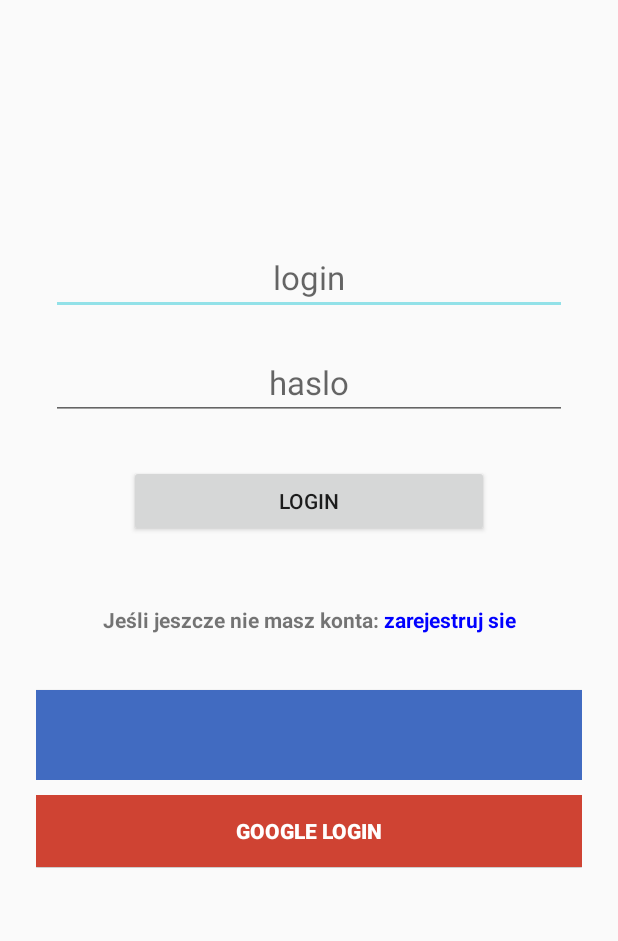
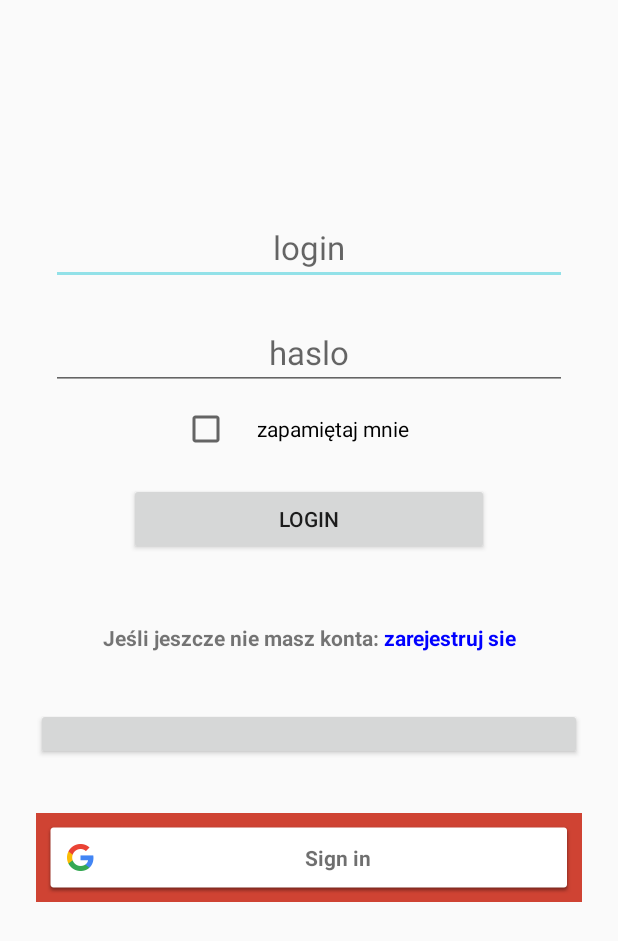
Before and after one commit to iceferal/project-android, an Android app: the LoginActivity screen opened directly, with no data from a screen before it, on a phone screen of 412 x 824 dp. Shown: the top 941 px of the screen. Run offline under Robolectric (Android 15) with nearby library versions, the phone set to English and light mode, and no system bars; libraries missing offline, so code that uses them is left out: com.facebook, com.facebook.login; plain views replace LoginButton; 8 statements that could not run were skipped.

Commit message:
fb i google login

```diff
--- a/app/build.gradle
+++ b/app/build.gradle
@@ -44,5 +44,5 @@ dependencies {
     implementation 'com.facebook.android:facebook-android-sdk:[5,6)'
     implementation 'com.facebook.android:facebook-login:4.42.0'
     implementation 'com.google.android.material:material:1.1.0'
-
+    implementation 'com.google.android.gms:play-services-auth:18.0.0'
 }
--- a/app/src/main/java/com/iceferal/project/HomeActivity.java
+++ b/app/src/main/java/com/iceferal/project/HomeActivity.java
@@ -112,6 +112,7 @@ public class HomeActivity extends AppCompatActivity implements NavigationView.On
             case R.id.logout:
                 Toast.makeText(this, "Wylogowano!", Toast.LENGTH_SHORT).show();
                 userLogout();
+                finish();
                 return true;
         }
         drawer.closeDrawer(GravityCompat.START);
@@ -166,7 +167,7 @@ public class HomeActivity extends AppCompatActivity implements NavigationView.On
     }
 
     public void userLogout() {
-//        pConfig.wrireLoginStatus(false);
-        startActivity(new Intent(this, LoginActivity.class));
+        Intent intent = new Intent(HomeActivity.this, LoginActivity.class);
+        startActivity(intent);
         finish();    }
 }
--- a/app/src/main/java/com/iceferal/project/LoginActivity.java
+++ b/app/src/main/java/com/iceferal/project/LoginActivity.java
@@ -4,6 +4,7 @@ import androidx.annotation.NonNull;
 import androidx.annotation.Nullable;
 import androidx.appcompat.app.AppCompatActivity;
 
+import android.annotation.SuppressLint;
 import android.content.Intent;
 import android.content.pm.PackageInfo;
 import android.content.pm.PackageManager;
@@ -38,6 +39,15 @@ import com.facebook.HttpMethod;
 import com.facebook.login.LoginManager;
 import com.facebook.login.LoginResult;
 import com.facebook.login.widget.LoginButton;
+import com.google.android.gms.auth.api.signin.GoogleSignIn;
+import com.google.android.gms.auth.api.signin.GoogleSignInAccount;
+import com.google.android.gms.auth.api.signin.GoogleSignInClient;
+import com.google.android.gms.auth.api.signin.GoogleSignInOptions;
+import com.google.android.gms.common.ConnectionResult;
+import com.google.android.gms.common.SignInButton;
+import com.google.android.gms.common.api.ApiException;
+import com.google.android.gms.common.api.GoogleApiClient;
+import com.google.android.gms.tasks.Task;
 import com.iceferal.project.POJO.UserService;
 
 import org.json.JSONException;
@@ -52,19 +62,27 @@ import retrofit2.Call;
 import retrofit2.Callback;
 import retrofit2.Response;
 
-public class LoginActivity extends AppCompatActivity {
+public class LoginActivity extends AppCompatActivity implements GoogleApiClient.OnConnectionFailedListener{
 
     private LoginButton fbButton;
     private EditText login, password;
-    private String email = "email";
     private CallbackManager callbackManager;
     private LoginManager loginManager;
+    private SignInButton googleSignInButton;
+    private GoogleSignInClient googleSignInClient;
+    private static final int RC_SIGN_IN = 0;
     UserService userService = UserService.retrofit.create(UserService.class);
 
     @Override
     protected void onActivityResult(int requestCode, int resultCode, Intent data) {
         super.onActivityResult(requestCode, resultCode, data);
-        callbackManager.onActivityResult(requestCode, resultCode, data);     }
+        callbackManager.onActivityResult(requestCode, resultCode, data);
+
+        if (requestCode == RC_SIGN_IN) {
+            Task<GoogleSignInAccount> task = GoogleSignIn.getSignedInAccountFromIntent(data);
+            handleSignInResult(task);
+        }}
+
 
     @Override
     protected void onCreate(Bundle savedInstanceState) {
@@ -104,71 +122,25 @@ public class LoginActivity extends AppCompatActivity {
 
         fbButton.setOnClickListener(new View.OnClickListener() {
             @Override
-            public void onClick(View v) {
+            public void onClick(View view) {
                 loginManager.logInWithReadPermissions(LoginActivity.this, Arrays.asList("email", "public_profile", "user_birthday"));
             }
         });
 
+//        google login
+
+        googleSignInButton = findViewById(R.id.google);
+        GoogleSignInOptions gso = new GoogleSignInOptions.Builder(GoogleSignInOptions.DEFAULT_SIGN_IN).requestEmail().build();
+        googleSignInClient = GoogleSignIn.getClient(this, gso);
+        googleSignInButton.setOnClickListener(new View.OnClickListener() {
+            @Override
+            public void onClick(View v) {
+                signIn();
+            }
+        });
 }
 
-    public void facebookLogin() {
 
-        loginManager = LoginManager.getInstance();
-        callbackManager = CallbackManager.Factory.create();
-        loginManager.registerCallback(callbackManager, new FacebookCallback<LoginResult>() {
-
-        @Override
-        public void onSuccess(LoginResult loginResult) {
-        GraphRequest request = GraphRequest.newMeRequest(loginResult.getAccessToken(), new GraphRequest.GraphJSONObjectCallback() {
-
-            @Override
-            public void onCompleted(JSONObject object, GraphResponse response) {
-                if (object != null) {
-                try {
-                    String name = object.getString("name");
-                    String email = object.getString("email");
-                    String fbUserID = object.getString("id");
-                    disconnectFromFacebook();
-                    Log.d("kurwa", name);
-                    Log.d("kurwa", fbUserID);
-              // do action after Facebook login success
-              // or call your API
-                    }
-                catch (JSONException | NullPointerException e) {
-                    e.printStackTrace(); }
-              }
-         }
-         });
-
-        Bundle parameters = new Bundle();
-        parameters.putString("fields","id, name, email, gender, birthday");
-        request.setParameters(parameters);
-        request.executeAsync();
-    }
-
-            @Override
-            public void onCancel() {
-                Log.v("LoginScreen", "---onCancel"); }
-
-            @Override
-            public void onError(FacebookException error) {
-                // here write code when get error
-                Log.v("LoginScreen", "----onError: " + error.getMessage()); }
-    });
-    }
-
-    public void disconnectFromFacebook() {
-        if (AccessToken.getCurrentAccessToken() == null) {
-            return;
-            }
-
-        new GraphRequest(
-                AccessToken.getCurrentAccessToken(), "/me/permissions/", null, HttpMethod.DELETE, new GraphRequest.Callback() {
-                    @Override
-                    public void onCompleted(GraphResponse graphResponse) {
-                        LoginManager.getInstance().logOut();  }
-        }).executeAsync();
-    }
 
 
 //    public void printHashKey() {
@@ -241,12 +213,72 @@ public class LoginActivity extends AppCompatActivity {
     }
 
 //    logowanie fb
-//    android:onClick="fbClick"
     public void fbClick(View view) {
         Animation animAlpha = AnimationUtils.loadAnimation(this, R.anim.animation_alpha);
         view.startAnimation(animAlpha);
+    }
 
+    public void facebookLogin() {
 
+        loginManager = LoginManager.getInstance();
+        callbackManager = CallbackManager.Factory.create();
+        loginManager.registerCallback(callbackManager, new FacebookCallback<LoginResult>() {
+
+            @Override
+            public void onSuccess(LoginResult loginResult) {
+                GraphRequest request = GraphRequest.newMeRequest(loginResult.getAccessToken(), new GraphRequest.GraphJSONObjectCallback() {
+
+                    @Override
+                    public void onCompleted(JSONObject object, GraphResponse response) {
+                        if (object != null) {
+                            try {
+                                String name = object.getString("name");
+                                String email = object.getString("email");
+                                String fbUserID = object.getString("id");
+                                String imageUrl = "https://graph.facebook.com/" + fbUserID + "/picture?type=normal";
+                                disconnectFromFacebook();
+                                Log.d("kurwa", name);
+                                Log.d("kurwa", imageUrl);
+
+                                Intent intent = new Intent(LoginActivity.this, HomeActivity.class);
+                                startActivity(intent);
+                                finish();
+                                // do action after Facebook login success
+                                // or call your API
+                            }
+                            catch (JSONException | NullPointerException e) {
+                                e.printStackTrace(); }
+                        }
+                    }
+                });
+
+                Bundle parameters = new Bundle();
+                parameters.putString("fields","id, name, email, gender, birthday");
+                request.setParameters(parameters);
+                request.executeAsync();
+            }
+            @Override
+            public void onCancel() {
+                Log.v("LoginScreen", "---onCancel"); }
+
+            @Override
+            public void onError(FacebookException error) {
+                // here write code when get error
+                Log.v("LoginScreen", "----onError: " + error.getMessage()); }
+        });
+    }
+
+    public void disconnectFromFacebook() {
+        if (AccessToken.getCurrentAccessToken() == null) {
+            return;
+        }
+
+        new GraphRequest(
+                AccessToken.getCurrentAccessToken(), "/me/permissions/", null, HttpMethod.DELETE, new GraphRequest.Callback() {
+            @Override
+            public void onCompleted(GraphResponse graphResponse) {
+                LoginManager.getInstance().logOut();  }
+        }).executeAsync();
     }
 
 //    logowanie google
@@ -254,4 +286,36 @@ public class LoginActivity extends AppCompatActivity {
         Animation animAlpha = AnimationUtils.loadAnimation(this, R.anim.animation_alpha);
         view.startAnimation(animAlpha);
     }
+
+    private void signIn() {
+        Intent signInIntent = googleSignInClient.getSignInIntent();
+        startActivityForResult(signInIntent, RC_SIGN_IN);
+
+        GoogleSignInAccount acct = GoogleSignIn.getLastSignedInAccount(LoginActivity.this);
+        if (acct != null) {
+            String personName = acct.getDisplayName();
+            String personGivenName = acct.getGivenName();
+            String personFamilyName = acct.getFamilyName();
+            String personEmail = acct.getEmail();
+            String personId = acct.getId();
+
+            Log.d("kurwa google", personEmail);
+            Log.d("kurwa google", personName);
+            Log.d("kurwa google", personId);
+        }
+    }
+
+    @Override
+    public void onConnectionFailed(@NonNull ConnectionResult connectionResult) {
+    }
+
+    private void handleSignInResult(Task<GoogleSignInAccount> completedTask) {
+        try {
+            GoogleSignInAccount account = completedTask.getResult(ApiException.class);
+            startActivity(new Intent(LoginActivity.this, HomeActivity.class));
+        } catch (ApiException e) {
+            Log.w("Google Sign In Error", "signInResult:failed code=" + e.getStatusCode());
+            Toast.makeText(LoginActivity.this, "Failed", Toast.LENGTH_LONG).show();
+        }
+    }
 }
--- a/app/src/main/res/layout/activity_login.xml
+++ b/app/src/main/res/layout/activity_login.xml
@@ -14,7 +14,7 @@
     android:layout_height="wrap_content"
     android:gravity="center"
     android:orientation="vertical"
-    android:layout_marginTop="150dp"
+    android:layout_marginTop="130dp"
     android:paddingLeft="24dp"
     android:paddingRight="24dp">
 
@@ -39,6 +39,15 @@
         android:inputType="textPassword"
         android:textSize="22sp"/>
 
+
+    <CheckBox
+        android:id="@+id/checkBox"
+        android:layout_width="169dp"
+        android:layout_height="wrap_content"
+        android:layout_marginLeft="50dp"
+        android:layout_marginRight="50dp"
+        android:gravity="center"
+        android:text="@string/zapamietaj_mnie" />
 
     <Button
         android:id="@+id/loginBtn"
@@ -68,29 +77,13 @@
         android:layout_height="70dp"
         android:layout_marginTop="2dp">
 
-        <!--        <Button-->
-        <!--            android:id="@+id/button_facebook"-->
-        <!--            style="@style/FacebookLoginButton"-->
-        <!--            android:layout_width="match_parent"-->
-        <!--            android:layout_height="45dp"-->
-        <!--            android:layout_gravity="center_horizontal"-->
-        <!--            android:layout_marginTop="15dp"-->
-        <!--            android:text="Continue With Facebook"-->
-        <!--            android:textAllCaps="false"-->
-        <!--            android:textColor="@android:color/white" />-->
-
         <com.facebook.login.widget.LoginButton
             android:id="@+id/fb"
             style="@style/FacebookLoginButton"
             android:layout_width="fill_parent"
-            android:layout_height="70dp"
             android:layout_marginTop="10dp"
             android:layout_marginBottom="25dp"
-            android:background="#416BC1"
-            android:onClick="fbClick"
-            android:padding="5dp"
-            android:textColor="#ffffff"
-            android:textStyle="bold" />
+            android:onClick="fbClick" />
     </FrameLayout>
 
     <FrameLayout
@@ -100,12 +93,6 @@
         android:layout_marginTop="10dp">
 
         <com.google.android.gms.common.SignInButton
-            android:id="@+id/btn_sign_in"
-            android:layout_width="fill_parent"
-            android:layout_height="wrap_content"
-            android:layout_marginBottom="0dp" />
-
-        <Button
             android:id="@+id/google"
             android:layout_width="fill_parent"
             android:layout_height="wrap_content"
--- a/app/src/main/res/values/strings.xml
+++ b/app/src/main/res/values/strings.xml
@@ -28,18 +28,16 @@
     <string name="menu_home">Home</string>
     <string name="menu_gallery">Gallery</string>
     <string name="menu_slideshow">Slideshow</string>
-    <string name="podpis">podpis</string>
     <string name="HeyRoad">Hey!Road</string>
     <string name="todo">TODO</string>
     <string name="home">Home</string>
     <string name="menu_opener">menu opener</string>
     <string name="menu_closer">menu closer</string>
-    <string name="search_for_ride">Search for ride</string>
-    <string name="report_ride">Report ride</string>
     <string name="drive">Drive</string>
     <string name="faq">FAQ</string>
     <string name="logout">Logout</string>
     <string name="help">Help</string>
     <string name="chat">Chat</string>
     <string name="friends">Friends</string>
+    <string name="zapamietaj_mnie">zapamiętaj mnie</string>
 </resources>
```
Also changed, not shown: 1 other file.
